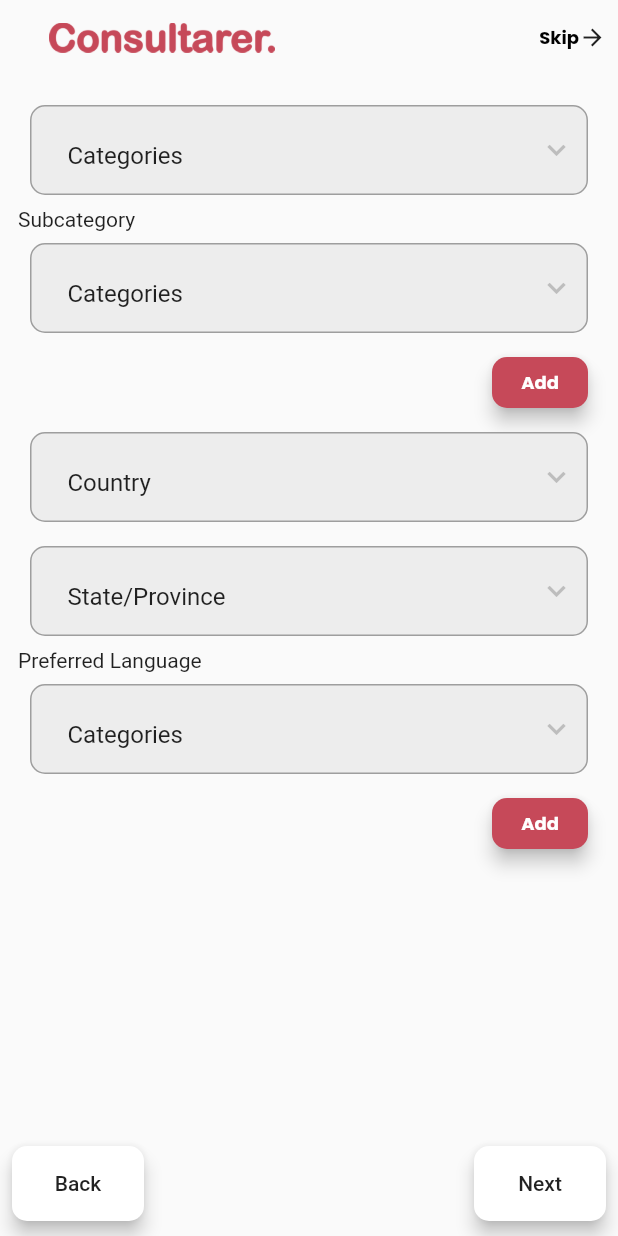
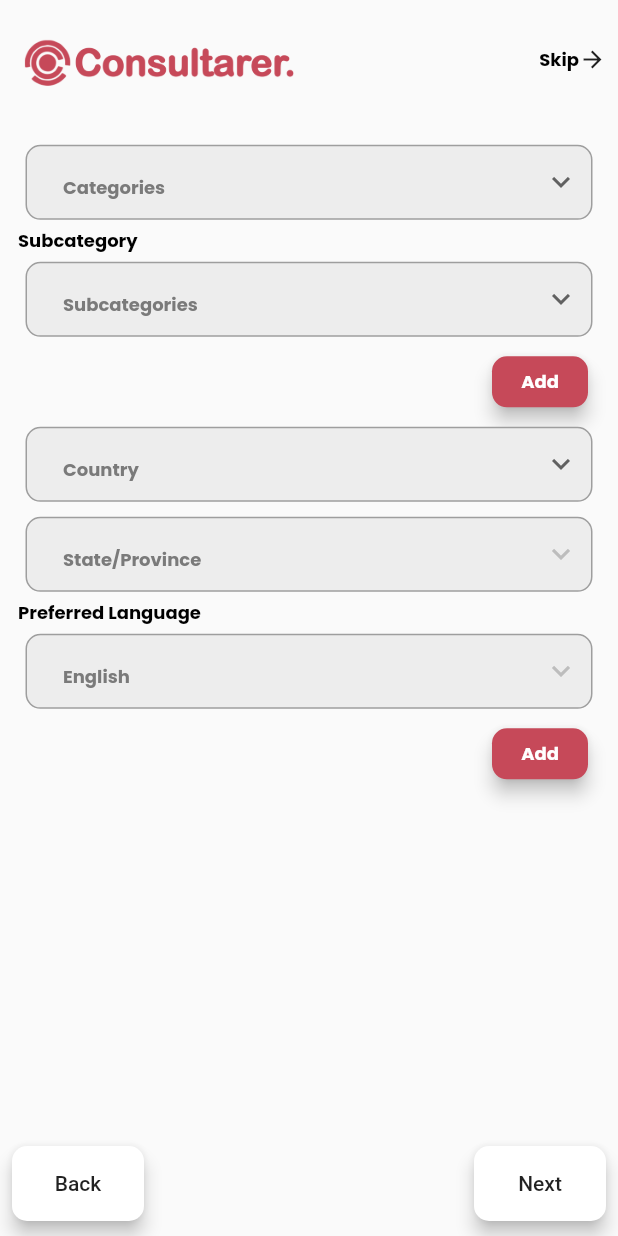
Before and after one commit to Biomanuel/consultarer, a Flutter app: the SignUpDetailsScreen screen opened directly, after a tap on "Create", on a phone screen of 412 x 824 dp. Run offline on Flutter 3.47's test engine with Material 2 defaults, Android fonts, the phone set to English and light mode, and no system bars; our stand-ins replace font_awesome_flutter, google_fonts, stacked, video_player.

```diff
--- a/lib/screen/auth/login_screen.dart
+++ b/lib/screen/auth/login_screen.dart
@@ -70,11 +70,13 @@ class _LoginScreenState extends State<LoginScreen> {
                         Column(
                           crossAxisAlignment: CrossAxisAlignment.stretch,
                           children: [
-                            Text('Let\'s TAKE it all', style: letsTextStyle,),
+                            Text('Let\'s take it all', style: letsTextStyle,),
                             Text('Virtual', style: letsTextStyle.copyWith(fontSize: 39, fontWeight: FontWeight.w700),),
                           ],
                         ),
                         Form(
+                          child: Padding(
+                            padding: const EdgeInsets.only(top:30.0),
                             child: Column(
                             children: [
                               ConsultTextField(
@@ -93,6 +95,7 @@ class _LoginScreenState extends State<LoginScreen> {
                                 suffixIcon: model.obscureText?Icons.visibility_off:Icons.visibility,
                               ),
                             ],
+                            ),
                           ),
                         ),
                         ConsultButton(
--- a/lib/screen/auth/sign_up_details.dart
+++ b/lib/screen/auth/sign_up_details.dart
@@ -6,6 +6,7 @@ import 'package:consultarer/widgets/button.dart';
 import 'package:consultarer/widgets/text_field.dart';
 import 'package:flutter/material.dart';
 import 'package:stacked/stacked.dart';
+
 class SignUpDetailsScreen extends StatelessWidget {
   const SignUpDetailsScreen({
     Key? key,
@@ -19,20 +20,30 @@ class SignUpDetailsScreen extends StatelessWidget {
     final TextEditingController userNameController = TextEditingController();
     final TextEditingController passwordController = TextEditingController();
 
-    return Padding(
-      padding: const EdgeInsets.symmetric(horizontal: 12.0),
-      child: Scaffold(
-        body: SafeArea(
-          child: SingleChildScrollView(
-            child: ViewModelBuilder<SignUpViewModel>.reactive(
-              viewModelBuilder: ()=> SignUpViewModel(),
+    return Scaffold(
+      body: SafeArea(
+        child: SingleChildScrollView(
+          child: ViewModelBuilder<SignUpViewModel>.reactive(
+              viewModelBuilder: () => SignUpViewModel(),
               builder: (context, model, _) {
                 return Padding(
                   padding: const EdgeInsets.all(8.0),
                   child: Column(
                     crossAxisAlignment: CrossAxisAlignment.stretch,
                     children: [
-                      AuthAppBar(action: Row(children: [Text('Skip'), Icon(Icons.arrow_forward)],), onTapAction: (){},),
+                      AuthAppBar(
+                        action: Row(
+                          children: [
+                            Text(
+                              'Skip',
+                              style:
+                                  textFieldLabel.copyWith(color: Colors.black),
+                            ),
+                            Icon(Icons.arrow_forward)
+                          ],
+                        ),
+                        onTapAction: () {},
+                      ),
                       ListView(
                         shrinkWrap: true,
                         children: [
@@ -45,13 +56,15 @@ class SignUpDetailsScreen extends StatelessWidget {
                             label: 'Phone Number',
                           ),
                           ConsultTextField(
-                              controller: userNameController, label: 'Username'),
+                              controller: userNameController,
+                              label: 'Username'),
                           ConsultTextField(
                             controller: passwordController,
                             label: 'Password',
                             obscureText: model.isVisible,
-                            suffixIcon:
-                            model.isVisible ? Icons.visibility_off : Icons.visibility,
+                            suffixIcon: model.isVisible
+                                ? Icons.visibility_off
+                                : Icons.visibility,
                             onPressed: () => model.toggleVisibility(),
                           ),
                         ],
@@ -60,16 +73,18 @@ class SignUpDetailsScreen extends StatelessWidget {
                         title: 'Create',
                         buttonColor: Colors.red,
                         onPressed: () {
-                         Navigator.push(context, MaterialPageRoute(builder: (context)=>SignUpPageOne()));
+                          Navigator.push(
+                              context,
+                              MaterialPageRoute(
+                                  builder: (context) => SignUpPageOne()));
                         },
-                        titleStyle: textFieldLabel.copyWith(color: Colors.white),
+                        titleStyle:
+                            textFieldLabel.copyWith(color: Colors.white),
                       ),
                     ],
                   ),
                 );
-              }
-            ),
-          ),
+              }),
         ),
       ),
     );
--- a/lib/screen/auth/sign_up_page_one.dart
+++ b/lib/screen/auth/sign_up_page_one.dart
@@ -40,7 +40,23 @@ class SignUpPageOne extends StatelessWidget {
                     children: [
                       Padding(
                         padding: const EdgeInsets.symmetric(horizontal: 8.0),
-                        child: AuthAppBar(action: Row(children: [Text('Skip', style: textFieldLabel.copyWith(color: Colors.black, fontWeight: FontWeight.w700),), Icon(Icons.arrow_forward, size: 18,)],),onTapAction: (){},),
+                        child: AuthAppBar(
+                          action: Row(
+                            children: [
+                              Text(
+                                'Skip',
+                                style: textFieldLabel.copyWith(
+                                    color: Colors.black,
+                                    ),
+                              ),
+                              Icon(
+                                Icons.arrow_forward,
+                                size: 18,
+                              )
+                            ],
+                          ),
+                          onTapAction: () {},
+                        ),
                       ),
                       Expanded(
                         child: Padding(
--- a/lib/screen/auth/sign_up_page_two.dart
+++ b/lib/screen/auth/sign_up_page_two.dart
@@ -17,14 +17,16 @@ class SignUpPageTwo extends ViewModelWidget<SignUpViewModel> {
       children: [
         ConsultDropDown(
           dropDownList: model.categories,
-          groupValue: model.categories[0],
-          dropDownHint: model.categories[0],
+          groupValue: model.categoryValue,
+          dropDownHint: model.categoryValue,
+          onChanged: (value)=> model.selectCategory(value),
         ),
-        Text('Subcategory'),
+        Text('Subcategory', style: textFieldLabel.copyWith(color: Colors.black)),
         ConsultDropDown(
-          dropDownList: model.categories,
-          groupValue: model.categories[0],
-          dropDownHint: model.categories[0],
+          dropDownList: model.subCategories,
+          groupValue: model.subCategoryValue,
+          dropDownHint: model.subCategoryValue,
+          onChanged: (value)=>model.selectSubCategory(value),
         ),
         Align(
           alignment: Alignment.centerRight,
@@ -41,19 +43,20 @@ class SignUpPageTwo extends ViewModelWidget<SignUpViewModel> {
         ),
         ConsultDropDown(
           dropDownList: model.country,
-          groupValue: model.country[0],
-          dropDownHint: model.country[0],
+          groupValue: model.countryValue,
+          dropDownHint: model.countryValue,
+          onChanged: (value)=> model.selectCountry(value),
         ),
         ConsultDropDown(
           dropDownList: model.state,
-          groupValue: model.state[0],
-          dropDownHint: model.state[0],
+          groupValue: model.stateValue,
+          dropDownHint: model.stateValue,
         ),
-        Text('Preferred Language'),
+        Text('Preferred Language', style: textFieldLabel.copyWith(color: Colors.black),),
         ConsultDropDown(
-          dropDownList: model.categories,
-          groupValue: model.categories[0],
-          dropDownHint: model.categories[0],
+          dropDownList: model.language,
+          groupValue: model.languageValue,
+          dropDownHint: model.languageValue,
         ),
         Align(
           alignment: Alignment.centerRight,
--- a/lib/screen/auth/sign_up_view_model.dart
+++ b/lib/screen/auth/sign_up_view_model.dart
@@ -1,9 +1,16 @@
 import 'package:stacked/stacked.dart';
 import 'package:flutter/material.dart';
 class SignUpViewModel extends IndexTrackingViewModel {
+  bool isVisible = true;
+  bool isSwitch = false;
   String education = 'High School';
-  bool isVisible = true;
-  List<String> educationLevel = [
+  String categoryValue = 'Categories';
+  String subCategoryValue = 'Subcategories' ;
+  String countryValue = 'Country';
+  String stateValue  = 'State/Province';
+  String languageValue ='English';
+  String startYearValue =  '2002';
+  final List<String> educationLevel = [
     'High School',
     'College Degree',
     'Undergraduate',
@@ -11,24 +18,76 @@ class SignUpViewModel extends IndexTrackingViewModel {
     'Ph.D',
     'Professor',
   ];
+ final  List<String> categories = [
+    'Categories',
+    'Hello',
+  ];
+  final List<String> subCategories = [
+    'Subcategories',
+    'Heyy',
+  ];
+  final List<String> country = [
+    'Country',
+    'Nigeria',
+    'Ghana',
+  ];
+  final List<String> language = [
+    'English',
+    'Yoruba',
+    'Hausa',
+  ];
+ final List<String> state = [
+    'State/Province',
+    'Ondo'
+  ];
+  final List<String> employment = [
+    'State/Province',
+    'Ibadan',
+    'Province',
+  ];
+  final List<String> startYear = [
+    '2002',
+    '2003',
+    '2004',
+    '2005',
+  ];
 
-  List<String> categories = [
-    'Categories',
+  final List<String> expertise = [
+    'Expertise',
+    'Expertis',
+    'Experti',
+    'Expert',
   ];
-  List<String> country = [
-    'Country',
-  ];
-  List<String> state = [
-    'State/Province',
-  ];
-  List<String> employment = [
-    'State/Province',
-  ];
-  List<String> startYear = [
-    '2002',
-  ];List<String> expertise = [
-    'Expertise',
-  ];
+
+toggleSwitch(value){
+  isSwitch = value;
+  notifyListeners();
+}
+  selectEducation(value){
+    education = value;
+    notifyListeners();
+  }
+onChangeDropDown({value, initialValue}){
+  initialValue = value;
+  notifyListeners();
+}
+selectYear(value){
+    startYearValue = value;
+    notifyListeners();
+}
+  selectCategory(value){
+    categoryValue = value;
+    notifyListeners();
+  }
+  selectSubCategory(value){
+    subCategoryValue = value;
+    notifyListeners();
+  }
+  selectCountry(value){
+    countryValue = value;
+    notifyListeners();
+  }
+
 
   // String
   toggleVisibility() {
--- a/lib/screen/auth/signup_screen.dart
+++ b/lib/screen/auth/signup_screen.dart
@@ -54,7 +54,7 @@ class _SignUpScreenState extends State<SignUpScreen> {
                         child: Column(
                           crossAxisAlignment: CrossAxisAlignment.stretch,
                           children: [
-                            Text('Let\'s TAKE it all', style: letsTextStyle,),
+                            Text('Let\'s take it all', style: letsTextStyle,),
                             Text('Virtual', style: letsTextStyle.copyWith(fontSize: 39, fontWeight: FontWeight.w700),),
                           ],
                         ),
@@ -125,7 +125,6 @@ class AuthAppBar extends StatelessWidget {
           padding: const EdgeInsets.symmetric(vertical:15.0),
           child: SizedBox(
               width: 200,
-              height: 20,
               child:Image.asset(Assets.logo),
                ),
         ),
--- a/lib/widgets/drop_down.dart
+++ b/lib/widgets/drop_down.dart
@@ -20,9 +20,9 @@ class ConsultDropDown extends StatelessWidget {
   @override
   Widget build(BuildContext context) {
     return Padding(
-      padding: const EdgeInsets.all(8.0),
+      padding: const EdgeInsets.all(5.0),
       child: Container(
-        height: 60,
+        height: 50,
         decoration: BoxDecoration(
           color: ConsultColor.textFieldColor,
           borderRadius: BorderRadius.circular(Dimens.roundedBorder),
@@ -37,13 +37,13 @@ class ConsultDropDown extends StatelessWidget {
                 isExpanded: true,
                 style: textFieldLabel.copyWith(color: Colors.black),
                 value: groupValue,
-                hint: Text(dropDownHint),
+                hint: Text(dropDownHint, style: textFieldLabel,),
                 icon: Icon(Icons.keyboard_arrow_down),
                 items: dropDownList.map((value) {
                   return DropdownMenuItem(
                     child: ListTile(
                         selectedTileColor: ConsultColor.textFieldColor,
-                        title: Text(value)),
+                        title: Text(value, style: textFieldLabel,)),
                     value: value,
                   );
                 }).toList()),
--- a/lib/widgets/text_field.dart
+++ b/lib/widgets/text_field.dart
@@ -29,7 +29,7 @@ class ConsultTextField extends StatelessWidget {
         children: [
           Card(
             color: isLogin?Colors.white:ConsultColor.textFieldColor,
-            // elevation: isLogin?5:0,
+            elevation: 0,
             shape: RoundedRectangleBorder(
               borderRadius: BorderRadius.circular(Dimens.roundedBorder),
               side: BorderSide(color:  Colors.grey),
@@ -41,7 +41,7 @@ class ConsultTextField extends StatelessWidget {
               onTap: () {},
               enableSuggestions: true,
               decoration: InputDecoration(
-                label: Text(label),
+                label: Text(label, style: textFieldLabel,),
                 hintStyle: textFieldLabel,
                 border: OutlineInputBorder(
                   borderSide: BorderSide.none,
```
Also changed, not shown: lib/screen/auth/sign_up_page_four.dart (+22 -7 lines), lib/screen/auth/sign_up_page_three.dart (+44 -28 lines), assets/logo.png, 4 other files. Lines whose indentation alone changed are shown as unchanged.
